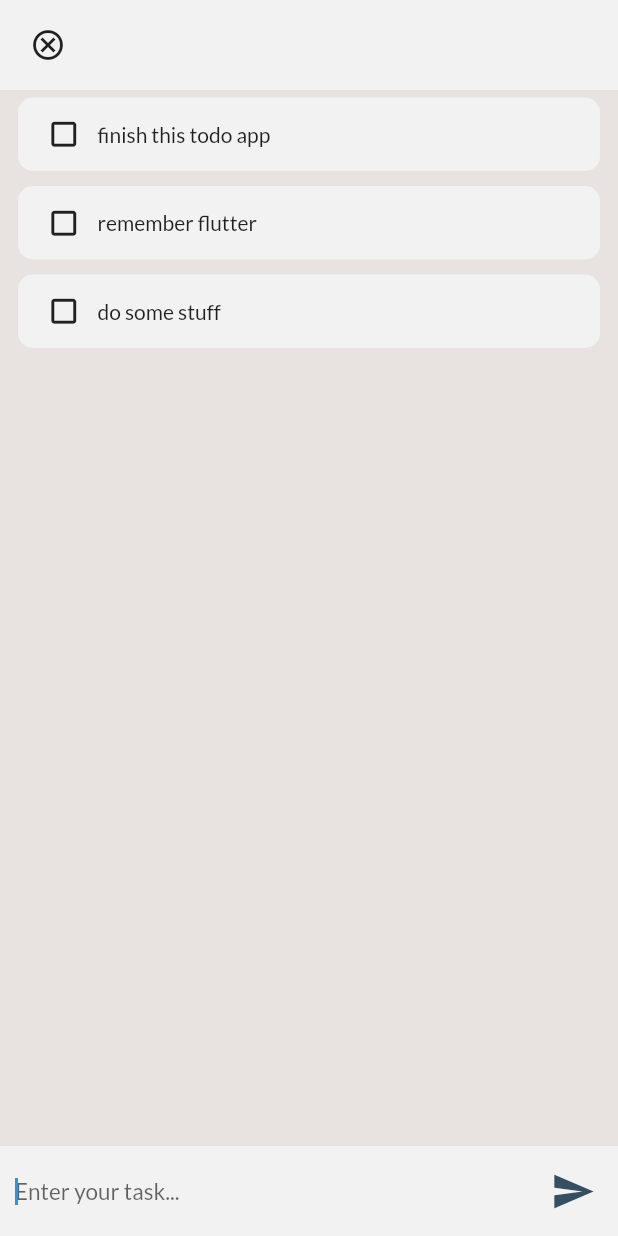
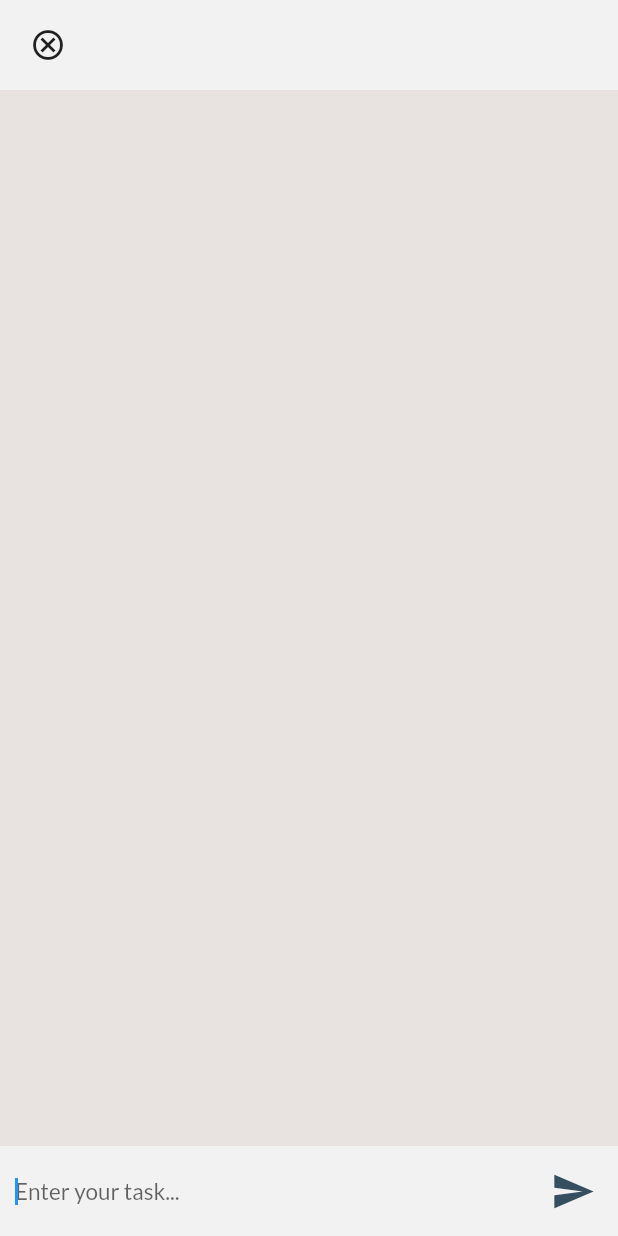
Before and after one commit to akmatoff/todo_flutter, a Flutter app: the screen it shows after launch, after a tap on the "add" icon, on a phone screen of 412 x 824 dp. Run offline on Flutter 3.47's test engine with Material 2 defaults, Android fonts, the phone set to English and light mode, and no system bars; our stand-ins replace google_fonts.

Commit message:
UPDATE: Add todos to the list, list view

```diff
--- a/lib/models/todo-model.dart
+++ b/lib/models/todo-model.dart
@@ -1,9 +1,9 @@
 class Todo {
   final int id;
   final String title;
-  final bool completed;
+  bool completed;
 
-  const Todo({required this.id, required this.title, required this.completed});
+  Todo({required this.id, required this.title, required this.completed});
 
   Map<String, dynamic> toJson() =>
       {'todo_id': id, 'title': title, 'completed': completed};
--- a/lib/screens/home.dart
+++ b/lib/screens/home.dart
@@ -9,13 +9,11 @@ class Home extends StatefulWidget {
 }
 
 class _HomeState extends State<Home> {
-  List<Todo> todos = [
-    Todo(id: 1, title: 'finish this todo app', completed: false),
-    Todo(id: 2, title: 'remember flutter', completed: false),
-    Todo(id: 3, title: 'do some stuff', completed: false),
-  ];
+  final TextEditingController controller = TextEditingController();
+  List<Todo> todos = [];
   List<Todo> selectedTodos = [];
   bool addingTodo = false;
+  int todoID = 0;
 
   addTodoPress() {
     setState(() {
@@ -29,9 +27,41 @@ class _HomeState extends State<Home> {
     });
   }
 
+  addTodo() {
+    setState(() {
+      if (controller.text != '') {
+        Todo newTodo =
+            Todo(id: ++todoID, title: controller.text, completed: false);
+        todos.add(newTodo);
+        controller.text = '';
+      }
+    });
+  }
+
+  todoPress(Todo todo) {
+    setState(() {
+      todo.completed = !todo.completed;
+    });
+  }
+
   @override
   Widget build(BuildContext context) {
     return Scaffold(
+      appBar: PreferredSize(
+        preferredSize: Size(double.infinity, 100),
+        child: SafeArea(
+          child: CustomAppBar(
+              color: addingTodo ? secondaryColor : backgroundColor,
+              child: addingTodo
+                  ? GestureDetector(
+                      onTap: cancel, child: Icon(Icons.cancel_outlined))
+                  : Text('Your Tasks',
+                      style: TextStyle(
+                          color: Colors.black87,
+                          fontWeight: FontWeight.bold,
+                          fontSize: 18.0))),
+        ),
+      ),
       floatingActionButton: addingTodo
           ? SizedBox()
           : FloatingActionButton(
@@ -39,29 +69,21 @@ class _HomeState extends State<Home> {
               child: Icon(Icons.add),
               backgroundColor: primaryColor,
             ),
-      body: SafeArea(
-        child: Column(
-          children: [
-            CustomAppBar(
-                color: addingTodo ? secondaryColor : backgroundColor,
-                child: addingTodo
-                    ? GestureDetector(
-                        onTap: cancel, child: Icon(Icons.cancel_outlined))
-                    : Text('Your Tasks',
-                        style: TextStyle(
-                            color: Colors.black87,
-                            fontWeight: FontWeight.bold,
-                            fontSize: 18.0))),
-            Padding(
+      body: ListView(
+        children: [
+          Padding(
               padding:
                   const EdgeInsets.symmetric(horizontal: 12.0, vertical: 5.0),
               child: Column(
-                  children: todos.map((todo) => TodoCard(todo: todo)).toList()),
-            )
-          ],
-        ),
+                  children: todos
+                      .map((todo) =>
+                          TodoCard(todo: todo, onTap: () => todoPress(todo)))
+                      .toList())),
+        ],
       ),
-      bottomSheet: addingTodo ? AddTodo() : SizedBox(),
+      bottomSheet: addingTodo
+          ? AddTodo(onTap: addTodo, controller: controller)
+          : SizedBox(),
     );
   }
 }
--- a/lib/widgets/add-todo.dart
+++ b/lib/widgets/add-todo.dart
@@ -2,7 +2,9 @@ import 'package:flutter/material.dart';
 import 'package:todo_flutter/config/style.dart';
 
 class AddTodo extends StatelessWidget {
-  const AddTodo({Key? key}) : super(key: key);
+  final VoidCallback onTap;
+  final TextEditingController? controller;
+  AddTodo({Key? key, required this.onTap, this.controller}) : super(key: key);
 
   @override
   Widget build(BuildContext context) {
@@ -13,6 +15,7 @@ class AddTodo extends StatelessWidget {
           children: [
             Expanded(
               child: TextField(
+                controller: controller,
                 maxLines: 1,
                 autofocus: true,
                 style: TextStyle(color: textColor, fontSize: 15.0),
@@ -26,7 +29,7 @@ class AddTodo extends StatelessWidget {
             Padding(
               padding: const EdgeInsets.symmetric(horizontal: 15.0),
               child: GestureDetector(
-                  onTap: () {},
+                  onTap: onTap,
                   child: Icon(Icons.send, color: primaryColor, size: 30.0)),
             )
           ],
--- a/lib/widgets/todo-card.dart
+++ b/lib/widgets/todo-card.dart
@@ -4,21 +4,28 @@ import 'package:todo_flutter/models/todo-model.dart';
 
 class TodoCard extends StatelessWidget {
   final Todo todo;
-  const TodoCard({Key? key, required this.todo}) : super(key: key);
+  final VoidCallback onTap;
+  const TodoCard({Key? key, required this.todo, required this.onTap})
+      : super(key: key);
 
   @override
   Widget build(BuildContext context) {
-    return Container(
+    return GestureDetector(
+      onTap: onTap,
+      child: Container(
           padding: const EdgeInsets.symmetric(horizontal: 18.0, vertical: 12.0),
           margin: const EdgeInsets.only(bottom: 10.0),
           decoration: BoxDecoration(
               color: secondaryColor, borderRadius: BorderRadius.circular(10.0)),
           child: Row(
             children: [
-            Icon(Icons.crop_square, size: 25.0),
+              !todo.completed
+                  ? Icon(Icons.crop_square, size: 25.0)
+                  : Icon(Icons.check_box, size: 25.0),
               SizedBox(width: 10.0),
               Text(todo.title)
             ],
-        ));
+          )),
+    );
   }
 }
```
Lines whose indentation alone changed are shown as unchanged.
